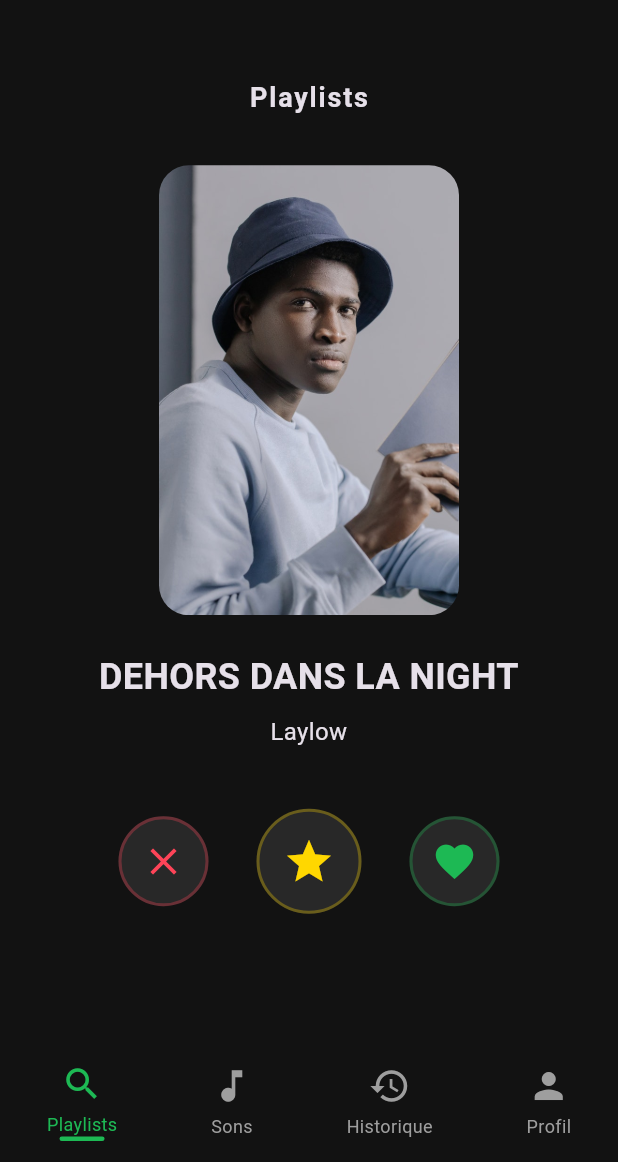
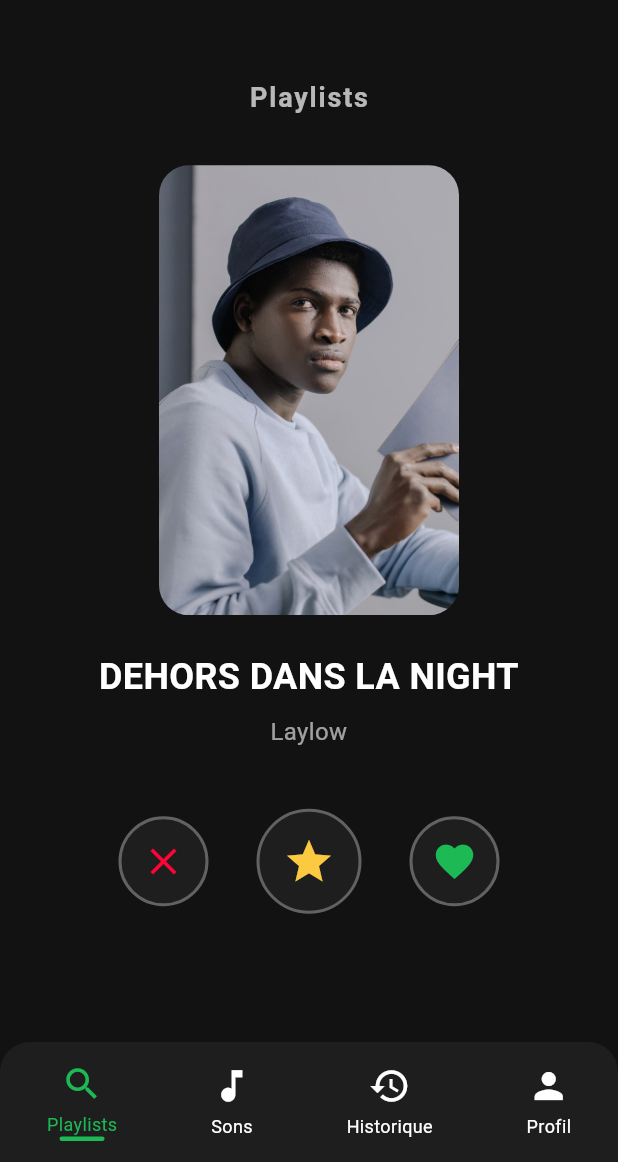
Before and after one commit to S5-C1-Exodia/mobile_app, a Flutter app: the screen it shows after launch, after a tap on "CHILL VIBES", on a phone screen of 412 x 824 dp, the part 74-1236 px from its top. Run offline on Flutter 3.47's test engine with Material 3 defaults, Android fonts, the phone set to English and light mode, and no system bars; Roboto replaces fonts that are missing (ArchivoBlack).

Commit message:
Theme correction & implementation of the language change

```diff
--- a/lib/L10n/app_en.arb
+++ b/lib/L10n/app_en.arb
@@ -5,7 +5,6 @@
   "songs": "Songs",
   "history": "History",
   "profile": "Profile",
-  "outsideInTheNight": "OUTSIDE IN THE NIGHT",
   "laylow": "Laylow",
   "dislike": "Dislike",
   "favorite": "Favorite",
--- a/lib/L10n/app_fr.arb
+++ b/lib/L10n/app_fr.arb
@@ -5,7 +5,6 @@
   "songs": "Sons",
   "history": "Historique",
   "profile": "Profil",
-  "outsideInTheNight": "DEHORS DANS LA NIGHT",
   "laylow": "Laylow",
   "dislike": "Dislike",
   "favorite": "Favorite",
--- a/lib/L10n/app_localizations.dart
+++ b/lib/L10n/app_localizations.dart
@@ -1,36 +1,42 @@
 import 'package:flutter/material.dart';
 
 class AppLocalizations {
+  final Locale locale;
+
+  AppLocalizations(this.locale);
+
   static AppLocalizations? of(BuildContext context) {
     return Localizations.of<AppLocalizations>(context, AppLocalizations);
   }
 
   static const LocalizationsDelegate<AppLocalizations> delegate = _AppLocalizationsDelegate();
 
+  bool get _isEn => locale.languageCode == 'en';
+
   String get appTitle => 'SwipeZ';
-  String get selectPlaylist => 'Sélectionnez une playlist';
-  String get playlists => 'Playlists';
-  String get songs => 'Sons';
-  String get history => 'Historique';
-  String get profile => 'Profil';
-  String get outsideInTheNight => 'DEHORS DANS LA NIGHT';
-  String get laylow => 'Laylow';
-  String get dislike => 'Dislike';
-  String get favorite => 'Favorite';
-  String get like => 'Like';
-  String get select => 'Sélectionner';
-  String get tracks => 'morceaux';
-  String get loadingPlaylists => 'Chargement des playlists...';
-  String get errorLoadingPlaylists => 'Erreur lors du chargement des playlists';
-  String get noPlaylistsFound => 'Aucune playlist trouvée';
-  String get language => 'Langue';
-  String get theme => 'Thème';
-  String get light => 'Clair';
-  String get dark => 'Sombre';
-  String get french => 'Français';
-  String get english => 'Anglais';
-  String get close => 'Fermer';
-  String get settings => 'Paramètres';
+  String get selectPlaylist => _isEn ? 'Select a playlist' : 'Sélectionnez une playlist';
+  String get playlists => _isEn ? 'Playlists' : 'Playlists';
+  String get songs => _isEn ? 'Songs' : 'Sons';
+  String get history => _isEn ? 'History' : 'Historique';
+  String get profile => _isEn ? 'Profile' : 'Profil';
+  String get outsideInTheNight => _isEn ? 'DEHORS DANS LA NIGHT' : 'DEHORS DANS LA NIGHT';
+  String get laylow => _isEn ? 'Laylow' : 'Laylow';
+  String get dislike => _isEn ? 'Dislike' : 'Dislike';
+  String get favorite => _isEn ? 'Favorite' : 'Favorite';
+  String get like => _isEn ? 'Like' : 'Like';
+  String get select => _isEn ? 'Select' : 'Sélectionner';
+  String get tracks => _isEn ? 'tracks' : 'morceaux';
+  String get loadingPlaylists => _isEn ? 'Loading playlists...' : 'Chargement des playlists...';
+  String get errorLoadingPlaylists => _isEn ? 'Error loading playlists' : 'Erreur lors du chargement des playlists';
+  String get noPlaylistsFound => _isEn ? 'No playlists found' : 'Aucune playlist trouvée';
+  String get language => _isEn ? 'Language' : 'Langue';
+  String get theme => _isEn ? 'Theme' : 'Thème';
+  String get light => _isEn ? 'Light' : 'Clair';
+  String get dark => _isEn ? 'Dark' : 'Sombre';
+  String get french => _isEn ? 'Français' : 'Français';
+  String get english => _isEn ? 'English' : 'Anglais';
+  String get close => _isEn ? 'Close' : 'Fermer';
+  String get settings => _isEn ? 'Settings' : 'Paramètres';
 }
 
 class _AppLocalizationsDelegate extends LocalizationsDelegate<AppLocalizations> {
@@ -41,7 +47,7 @@ class _AppLocalizationsDelegate extends LocalizationsDelegate<AppLocalizations>
 
   @override
   Future<AppLocalizations> load(Locale locale) async {
-    return AppLocalizations();
+    return AppLocalizations(locale);
   }
 
   @override
--- a/lib/Screens/playlist_screen.dart
+++ b/lib/Screens/playlist_screen.dart
@@ -16,11 +16,19 @@ class PlaylistsScreen extends StatelessWidget {
       Playlist(name: 'Workout', autor: 'Ninho', tracks: []),
       Playlist(name: 'Focus', autor: 'Booba', tracks: []),
       Playlist(name: 'Hits', autor: 'Aya Nakamura', tracks: []),
+      Playlist(name: 'Classics', autor: 'Jul', tracks: []),
+      Playlist(name: 'Party', autor: 'PNL', tracks: []),
+      Playlist(name: 'Relax', autor: 'SCH', tracks: []),
+      Playlist(name: 'Road Trip', autor: 'Kaaris', tracks: []),
+      Playlist(name: 'Sleep', autor: 'Lomepal', tracks: []),
+      Playlist(name: 'Jazz', autor: 'Orelsan', tracks: []),
+      Playlist(name: 'Rock', autor: 'Soprano', tracks: []),
+      Playlist(name: 'Pop', autor: 'Vianney', tracks: []),
     ];
 
     return Scaffold(
       backgroundColor: palette.background,
-      appBar: const CustomAppBar(titleKey: 'appTitle'),
+      appBar: CustomAppBar(titleKey: 'appTitle'),
       body: PlaylistsList(playlists: samplePlaylists, palette: palette),
     );
 
--- a/lib/Screens/swipe_screen.dart
+++ b/lib/Screens/swipe_screen.dart
@@ -1,8 +1,11 @@
 import 'package:flutter/material.dart';
+import 'package:provider/provider.dart';
 import '../widgets/action_buttons.dart';
 import '../widgets/custom_bottom_bar.dart';
 import '../L10n/app_localizations.dart';
 import '../widgets/custom_app_bar.dart';
+import '../core/theme/palettes.dart';
+import '../providers/app_provider.dart';
 
 class SwipeScreen extends StatefulWidget {
   const SwipeScreen({super.key});
@@ -25,11 +28,17 @@ class _SwipeScreenState extends State<SwipeScreen> {
 
   @override
   Widget build(BuildContext context) {
-    final appLocalizations = AppLocalizations.of(context) ?? AppLocalizations();
+    final appProvider = Provider.of<AppProvider>(context);
+    final appLocalizations = AppLocalizations.of(context) ?? AppLocalizations(appProvider.locale);
+    final bool isDark = appProvider.themeMode == ThemeMode.dark;
+
+    // Trace pour vérifier que SwipeScreen rebuild quand la locale/theme change
+    debugPrint('SwipeScreen.build: locale=${appProvider.locale}, theme=${appProvider.themeMode}, index=$_currentIndex');
+    final palette = isDark ? paletteDark : paletteLight;
 
     return Scaffold(
-      appBar: const CustomAppBar(titleKey: 'appTitle'),
-      backgroundColor: Theme.of(context).scaffoldBackgroundColor,
+      appBar: CustomAppBar(titleKey: 'appTitle'),
+      backgroundColor: palette.background,
       body: SafeArea(
         child: Column(
           children: [
@@ -42,7 +51,7 @@ class _SwipeScreenState extends State<SwipeScreen> {
                     child: Text(
                       appLocalizations.playlists,
                       style: TextStyle(
-                        color: Theme.of(context).textTheme.bodyLarge?.color ?? Colors.white,
+                        color: palette.white70,
                         fontSize: 18,
                         fontWeight: FontWeight.w600,
                         letterSpacing: 1.2,
@@ -80,7 +89,7 @@ class _SwipeScreenState extends State<SwipeScreen> {
                     child: Text(
                       appLocalizations.outsideInTheNight,
                       style: TextStyle(
-                        color: Theme.of(context).textTheme.bodyLarge?.color ?? Colors.white,
+                        color: palette.white,
                         fontSize: 24,
                         fontWeight: FontWeight.bold,
                       ),
@@ -93,7 +102,7 @@ class _SwipeScreenState extends State<SwipeScreen> {
                     child: Text(
                       appLocalizations.laylow,
                       style: TextStyle(
-                        color: Theme.of(context).textTheme.bodyMedium?.color ?? const Color(0xFF9E9E9E),
+                        color: palette.white60,
                         fontSize: 16,
                       ),
                       textAlign: TextAlign.center,
--- a/lib/core/constants/colors_clear.dart
+++ b/lib/core/constants/colors_clear.dart
@@ -8,4 +8,6 @@ class AppColorsClear {
   static const Color white70 = Color(0xFFA6A6A6);
   static const Color white60 = Color(0xFFFF4E6B);
   static const Color white30 = Color(0xFFA6A6A6);
+  static const Color red = Color(0xFFFF0436);
+  static const Color yellow = Color(0xFFFBCA41);
 }
--- a/lib/core/constants/colors_dark.dart
+++ b/lib/core/constants/colors_dark.dart
@@ -8,4 +8,6 @@ class AppColorsDark {
   static const Color white70 = Colors.white70;
   static const Color white60 = Colors.white60;
   static const Color white30 = Colors.white30;
+  static const Color red = Color(0xFFFF0436);
+  static const Color yellow = Color(0xFFFBCA41);
 }
--- a/lib/core/theme/palettes.dart
+++ b/lib/core/theme/palettes.dart
@@ -10,6 +10,8 @@ class AppPalette {
   final Color white70;
   final Color white60;
   final Color white30;
+  final Color red;
+  final Color yellow;
   const AppPalette({
     required this.background,
     required this.card,
@@ -18,6 +20,8 @@ class AppPalette {
     required this.white70,
     required this.white60,
     required this.white30,
+    required this.red,
+    required this.yellow,
   });
 }
 
@@ -29,6 +33,8 @@ const AppPalette paletteDark = AppPalette(
   white70: AppColorsDark.white70,
   white60: AppColorsDark.white60,
   white30: AppColorsDark.white30,
+  red: AppColorsDark.red,
+  yellow: AppColorsDark.yellow,
 );
 
 const AppPalette paletteLight = AppPalette(
@@ -39,4 +45,6 @@ const AppPalette paletteLight = AppPalette(
   white70: AppColorsClear.white70,
   white60: AppColorsClear.white60,
   white30: AppColorsClear.white30,
+  red: AppColorsClear.red,
+  yellow: AppColorsClear.yellow,
 );
--- a/lib/main.dart
+++ b/lib/main.dart
@@ -11,7 +11,7 @@ void main() {
   runApp(
     ChangeNotifierProvider(
       create: (context) => AppProvider(),
-      child: const MyApp(),
+      child: MyApp(),
     ),
   );
 }
@@ -21,6 +21,8 @@ class MyApp extends StatelessWidget {
 
   @override
   Widget build(BuildContext context) {
+    // Log pour vérifier que MyApp.build est appelé quand la locale/theme change
+    debugPrint('MyApp.build: locale=${Provider.of<AppProvider>(context).locale}, theme=${Provider.of<AppProvider>(context).themeMode}');
     final appProvider = Provider.of<AppProvider>(context);
     final isDark = appProvider.themeMode == ThemeMode.dark;
     final AppPalette currentPalette = isDark ? paletteDark : paletteLight;
--- a/lib/widgets/action_buttons.dart
+++ b/lib/widgets/action_buttons.dart
@@ -1,4 +1,7 @@
 import 'package:flutter/material.dart';
+import 'package:provider/provider.dart';
+import '../providers/app_provider.dart';
+import '../core/theme/palettes.dart';
 
 class ActionButtons extends StatelessWidget {
   final VoidCallback onDislike;
@@ -14,27 +17,39 @@ class ActionButtons extends StatelessWidget {
 
   @override
   Widget build(BuildContext context) {
+    // Récupérer la palette courante depuis AppProvider pour que les couleurs
+    // changent dynamiquement lorsque le thème est modifié.
+    final appProvider = Provider.of<AppProvider>(context);
+    final bool isDark = appProvider.themeMode == ThemeMode.dark;
+    final AppPalette palette = isDark ? paletteDark : paletteLight;
+
     return Row(
       mainAxisAlignment: MainAxisAlignment.center,
       children: [
         _buildActionButton(
           icon: Icons.close,
-          color: const Color(0xFFFF4458),
+          iconColor: palette.red,
           size: 60,
+          borderColor: palette.white30,
+          backgroundColor: palette.card,
           onPressed: onDislike,
         ),
         const SizedBox(width: 32),
         _buildActionButton(
           icon: Icons.star,
-          color: const Color(0xFFFFD700),
+          iconColor: palette.yellow,
           size: 70,
+          borderColor: palette.white30,
+          backgroundColor: palette.card,
           onPressed: onFavorite,
         ),
         const SizedBox(width: 32),
         _buildActionButton(
           icon: Icons.favorite,
-          color: const Color(0xFF1DB954),
+          iconColor: palette.accentGreen,
           size: 60,
+          borderColor: palette.white30,
+          backgroundColor: palette.card,
           onPressed: onLike,
         ),
       ],
@@ -43,15 +58,14 @@ class ActionButtons extends StatelessWidget {
 
   Widget _buildActionButton({
     required IconData icon,
-    required Color color,
+    required Color iconColor,
     required double size,
+    required Color borderColor,
+    required Color backgroundColor,
     required VoidCallback onPressed,
   }) {
-    // Utiliser color.withAlpha pour définir l'opacité du bord
-    final borderColor = color.withAlpha((0.3 * 255).round());
-
     return Material(
-      color: const Color(0xFF282828),
+      color: backgroundColor,
       borderRadius: BorderRadius.circular(size / 2),
       child: InkWell(
         onTap: onPressed,
@@ -68,7 +82,7 @@ class ActionButtons extends StatelessWidget {
           ),
           child: Icon(
             icon,
-            color: color,
+            color: iconColor,
             size: size * 0.5,
           ),
         ),
--- a/lib/widgets/custom_app_bar.dart
+++ b/lib/widgets/custom_app_bar.dart
@@ -12,15 +12,18 @@ class CustomAppBar extends StatelessWidget implements PreferredSizeWidget {
 
   @override
   Widget build(BuildContext context) {
-    // fallback si les localizations ne sont pas encore disponibles
-    final appLocalizations = AppLocalizations.of(context) ?? AppLocalizations();
+    // Récupérer d'abord le provider pour connaître la locale actuelle
     final appProvider = Provider.of<AppProvider>(context);
+    // fallback : si Localizations.of retourne null, construire AppLocalizations
+    // avec la locale courante du provider pour garantir un rendu cohérent
+    final appLocalizations = AppLocalizations.of(context) ?? AppLocalizations(appProvider.locale);
 
-    // Déterminer la palette courante comme dans main
+    // Trace pour vérifier que CustomAppBar rebuild quand la locale/theme change
+    debugPrint('CustomAppBar.build: locale=${appProvider.locale}, theme=${appProvider.themeMode}');
+
     final bool isDark = appProvider.themeMode == ThemeMode.dark;
     final AppPalette currentPalette = isDark ? paletteDark : paletteLight;
 
-    // Couleur du titre dépendante de la palette
     final Color titleColor = currentPalette.accentGreen;
 
     return AppBar(
--- a/lib/widgets/custom_bottom_bar.dart
+++ b/lib/widgets/custom_bottom_bar.dart
@@ -1,5 +1,8 @@
 import 'package:flutter/material.dart';
+import 'package:provider/provider.dart';
 import 'package:mobile_app/L10n/app_localizations.dart';
+import '../providers/app_provider.dart';
+import '../core/theme/palettes.dart';
 
 class CustomBottomBar extends StatelessWidget {
   final int currentIndex;
@@ -13,15 +16,15 @@ class CustomBottomBar extends StatelessWidget {
 
   @override
   Widget build(BuildContext context) {
-    final appLocalizations = AppLocalizations.of(context)!;
+    final appProvider = Provider.of<AppProvider>(context);
+    final appLocalizations = AppLocalizations.of(context) ?? AppLocalizations(appProvider.locale);
+    final bool isDark = appProvider.themeMode == ThemeMode.dark;
+    final AppPalette currentPalette = isDark ? paletteDark : paletteLight;
 
     return Container(
       height: 80,
       decoration: BoxDecoration(
-        color: Theme
-            .of(context)
-            .bottomAppBarTheme
-            .color,
+        color: currentPalette.card,
         borderRadius: const BorderRadius.vertical(top: Radius.circular(20)),
       ),
       child: Row(
@@ -32,24 +35,28 @@ class CustomBottomBar extends StatelessWidget {
             icon: Icons.search,
             label: appLocalizations.playlists,
             index: 0,
+            currentPalette: currentPalette,
           ),
           _buildNavItem(
             context: context,
             icon: Icons.music_note,
             label: appLocalizations.songs,
             index: 1,
+            currentPalette: currentPalette,
           ),
           _buildNavItem(
             context: context,
             icon: Icons.history,
             label: appLocalizations.history,
             index: 2,
+            currentPalette: currentPalette,
           ),
           _buildNavItem(
             context: context,
             icon: Icons.person,
             label: appLocalizations.profile,
             index: 3,
+            currentPalette: currentPalette,
           ),
         ],
       ),
@@ -61,8 +68,12 @@ class CustomBottomBar extends StatelessWidget {
     required IconData icon,
     required String label,
     required int index,
+    required AppPalette currentPalette,
   }) {
     final isActive = currentIndex == index;
+    final Color activeColor = currentPalette.accentGreen;
+    final Color inactiveColor = currentPalette.white;
+
     return InkWell(
       onTap: () => onTap(index),
       child: Column(
@@ -70,15 +81,14 @@ class CustomBottomBar extends StatelessWidget {
         children: [
           Icon(
             icon,
-            color: isActive ? const Color(0xFF1DB954) : const Color(0xFF9E9E9E),
+            color: isActive ? activeColor : inactiveColor,
             size: 28,
           ),
           const SizedBox(height: 4),
           Text(
             label,
             style: TextStyle(
-              color: isActive ? const Color(0xFF1DB954) : const Color(
-                  0xFF9E9E9E),
+              color: isActive ? activeColor : inactiveColor,
               fontSize: 12,
             ),
           ),
@@ -87,7 +97,7 @@ class CustomBottomBar extends StatelessWidget {
               width: 30,
               height: 3,
               decoration: BoxDecoration(
-                color: const Color(0xFF1DB954),
+                color: activeColor,
                 borderRadius: BorderRadius.circular(2),
               ),
             ),
--- a/lib/widgets/playlists_list.dart
+++ b/lib/widgets/playlists_list.dart
@@ -55,7 +55,7 @@ class PlaylistsList extends StatelessWidget {
                             Navigator.push(
                               context,
                               MaterialPageRoute(
-                                builder: (context) => SwipeScreen(),
+                                builder: (context) => const SwipeScreen(),
                               ),
                             );
                           },
@@ -64,8 +64,8 @@ class PlaylistsList extends StatelessWidget {
                     );
                   },
                 ),
-        ),
-      ],
-    );
-  }
-}
+         ),
+       ],
+     );
+   }
+ }
--- a/lib/widgets/settings_popup.dart
+++ b/lib/widgets/settings_popup.dart
@@ -1,6 +1,6 @@
 import 'package:flutter/material.dart';
 import 'package:provider/provider.dart';
-import '../providers/settings_provider.dart';
+import '../providers/app_provider.dart';
 import 'package:mobile_app/L10n/app_localizations.dart';
 
 class SettingsPopup extends StatelessWidget {
@@ -9,50 +9,52 @@ class SettingsPopup extends StatelessWidget {
 
   @override
   Widget build(BuildContext context) {
-    final settings = Provider.of<SettingsProvider>(context);
+    final appProvider = Provider.of<AppProvider>(context);
+    final appLocalizations = AppLocalizations.of(context) ?? AppLocalizations(appProvider.locale);
+
     return AlertDialog(
-      title: Text(AppLocalizations.of(context)!.settings),
+      title: Text(appLocalizations.settings),
       content: Column(
         mainAxisSize: MainAxisSize.min,
         children: [
           ListTile(
-            title: Text(AppLocalizations.of(context)!.language),
+            title: Text(appLocalizations.language),
             trailing: DropdownButton<Locale>(
-              value: settings.locale,
+              value: appProvider.locale,
               onChanged: (Locale? newLocale) {
                 if (newLocale != null) {
-                  settings.setLocale(newLocale);
+                  appProvider.setLocale(newLocale);
                 }
               },
               items: [
                 DropdownMenuItem(
                   value: Locale('fr'),
-                  child: Text(AppLocalizations.of(context)!.french),
+                  child: Text(appLocalizations.french),
                 ),
                 DropdownMenuItem(
                   value: Locale('en'),
-                  child: Text(AppLocalizations.of(context)!.english),
+                  child: Text(appLocalizations.english),
                 ),
               ],
             ),
           ),
           ListTile(
-            title: Text(AppLocalizations.of(context)!.theme),
+            title: Text(appLocalizations.theme),
             trailing: DropdownButton<ThemeMode>(
-              value: settings.themeMode,
+              value: appProvider.themeMode,
               onChanged: (ThemeMode? newThemeMode) {
                 if (newThemeMode != null) {
-                  settings.setThemeMode(newThemeMode);
+                  appProvider.setThemeMode(newThemeMode);
                 }
               },
               items: [
                 DropdownMenuItem(
                   value: ThemeMode.light,
-                  child: Text(AppLocalizations.of(context)!.light),
+                  child: Text(appLocalizations.light),
                 ),
                 DropdownMenuItem(
                   value: ThemeMode.dark,
-                  child: Text(AppLocalizations.of(context)!.dark),
+                  child: Text(appLocalizations.dark),
                 ),
               ],
             ),
@@ -61,7 +63,7 @@ class SettingsPopup extends StatelessWidget {
       ),
       actions: [
         TextButton(
-          child: Text(AppLocalizations.of(context)!.close),
+          child: Text(appLocalizations.close),
           onPressed: () {
             Navigator.of(context).pop();
           },
```
